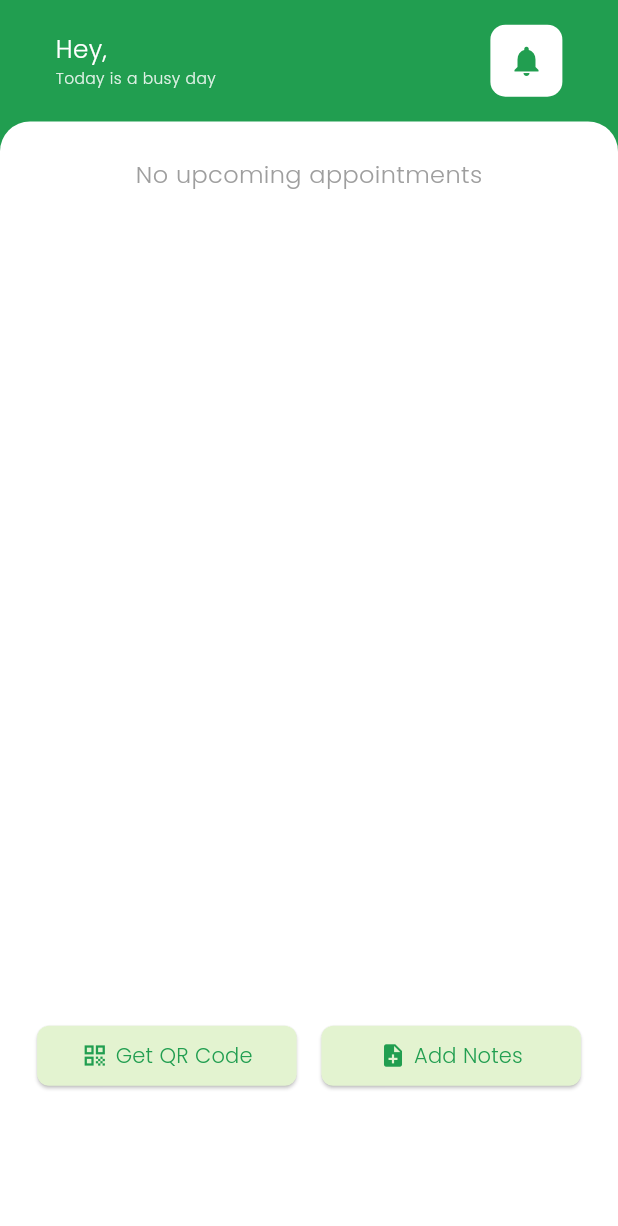
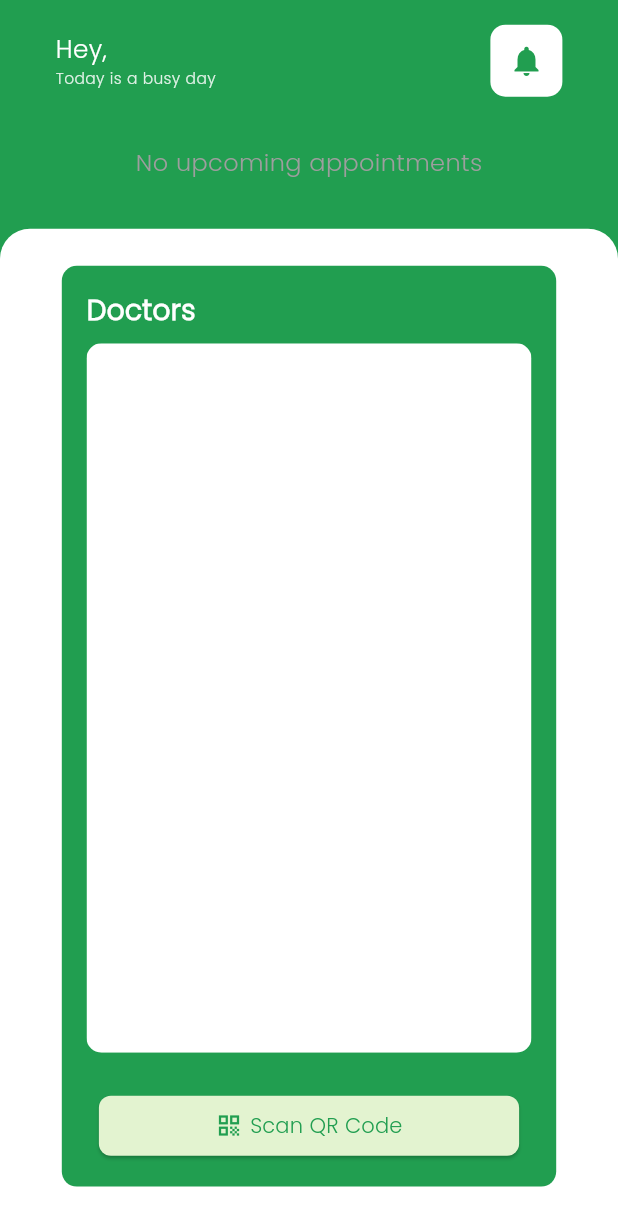
Before and after one commit to zeus0204/patient_app, a Flutter app: the Dashboard screen opened directly, on a phone screen of 412 x 824 dp. Shown: the top 1226 px of the screen. Run offline on Flutter 3.47's test engine with Material 3 defaults, Android fonts, the phone set to English and light mode, and no system bars; our stand-ins replace cloud_firestore, firebase_auth, firebase_core, flutter_carousel_widget, google_fonts, image_picker and 3 more; accounts and stored records are empty; project files that could hold a hidden picture were left out.

Commit message:
fixed ui

```diff
--- a/lib/Pages/Home/dashboard.dart
+++ b/lib/Pages/Home/dashboard.dart
@@ -9,6 +9,7 @@ import 'package:patient_app/widgets/doctor_list.dart';
 import 'package:patient_app/widgets/schedule_card.dart';
 import 'package:cloud_firestore/cloud_firestore.dart';
 import 'package:intl/intl.dart';
+import 'package:google_fonts/google_fonts.dart';
 
 class Dashboard extends StatefulWidget {
   const Dashboard({super.key});
@@ -236,30 +237,96 @@ class _DashboardState extends State<Dashboard> {
     final size = MediaQuery.of(context).size;
 
     return Scaffold(
-      backgroundColor: AppColors.primaryColor,
+      backgroundColor: const Color.fromRGBO(33, 158, 80, 1),
       body: Column(
         children: [
-          _buildHeader(size),
+          // Top Section (green)
+          Container(
+            color: const Color.fromRGBO(33, 158, 80, 1),
+            padding: EdgeInsets.all(size.width * 0.04),
+            child: Column(
+              crossAxisAlignment: CrossAxisAlignment.start,
+              children: [
+                Row(
+                  mainAxisAlignment: MainAxisAlignment.spaceBetween,
+                  children: [
+                    Padding(
+                      padding: EdgeInsets.only(left: size.width * 0.05),
+                      child: Column(
+                        crossAxisAlignment: CrossAxisAlignment.start,
+                        children: [
+                          Text(
+                            "Hey, ${user['name']}",
+                            style: GoogleFonts.poppins(
+                              fontSize: size.width * 0.04,
+                              color: Colors.white,
+                              fontWeight: FontWeight.w400,
+                            ),
+                          ),
+                          Text(
+                            "Today is a busy day",
+                            style: GoogleFonts.poppins(
+                              fontSize: size.width * 0.025,
+                              color: Colors.white.withOpacity(0.85),
+                            ),
+                          ),
+                        ],
+                      ),
+                    ),
+                    Container(
+                      margin: EdgeInsets.only(right: size.width * 0.05),
+                      decoration: BoxDecoration(
+                        color: Colors.white,
+                        borderRadius: BorderRadius.circular(10),
+                      ),
+                      child: IconButton(
+                        icon: const Icon(Icons.notifications, color: Color.fromRGBO(33, 158, 80, 1)),
+                        onPressed: () {},
+                      ),
+                    ),
+                  ],
+                ),
+                SizedBox(height: size.height * 0.02),
+                _buildScheduleCard(size),
+              ],
+            ),
+          ),
+
+          // Body Section (white with border radius)
           Expanded(
             child: Container(
               decoration: const BoxDecoration(
-                color: AppColors.white,
+                color: Colors.white,
                 borderRadius: BorderRadius.only(
-                  topLeft: Radius.circular(AppStyles.topBorderRadius),
-                  topRight: Radius.circular(AppStyles.topBorderRadius),
+                  topLeft: Radius.circular(20),
+                  topRight: Radius.circular(20),
                 ),
               ),
               child: ClipRRect(
                 borderRadius: const BorderRadius.only(
-                  topLeft: Radius.circular(AppStyles.topBorderRadius),
-                  topRight: Radius.circular(AppStyles.topBorderRadius),
+                  topLeft: Radius.circular(20),
+                  topRight: Radius.circular(20),
                 ),
-                child: SingleChildScrollView(
                 child: Column(
                   crossAxisAlignment: CrossAxisAlignment.start,
                   children: [
                     SizedBox(height: size.height * 0.01),
-                      StreamBuilder<List<Schedule>>(
+                    Expanded(
+                      child: _buildRecentRecords(size),
+                    ),
+                    SizedBox(height: size.height * 0.02),
+                  ],
+                ),
+              ),
+            ),
+          ),
+        ],
+      ),
+    );
+  }
+
+  Widget _buildScheduleCard(Size size) {
+    return StreamBuilder<List<Schedule>>(
       stream: _getSchedulesStream(),
       builder: (context, snapshot) {
         if (snapshot.connectionState == ConnectionState.waiting) {
@@ -274,12 +341,12 @@ class _DashboardState extends State<Dashboard> {
 
         final schedules = snapshot.data ?? [];
         if (schedules.isEmpty) {
-                            return const Center(
+          return Center(
             child: Padding(
-                                padding: EdgeInsets.all(16.0),
+              padding: const EdgeInsets.all(16.0),
               child: Text(
                 'No upcoming appointments',
-                                  style: TextStyle(
+                style: GoogleFonts.poppins(
                   fontSize: 16,
                   color: Colors.grey,
                 ),
@@ -295,118 +362,69 @@ class _DashboardState extends State<Dashboard> {
           appointmentId: schedules.isNotEmpty ? schedules[0].id : null,
         );
       },
+    );
+  }
+
+  Widget _buildRecentRecords(Size size) {
+    return Padding(
+      padding: EdgeInsets.symmetric(horizontal: size.width * 0.1, vertical: size.height * 0.02),
+      child: Container(
+        padding: EdgeInsets.all(size.width * 0.04),
+        decoration: BoxDecoration(
+          color: const Color.fromRGBO(33, 158, 80, 1),
+          borderRadius: BorderRadius.circular(10),
         ),
-                      SizedBox(height: size.height * 0.02),
-                      DoctorList(
-                        doctors: doctors.map((doc) => Doctor(
-                          name: doc['fullName'] ?? 'Unknown Doctor',
-                          updatedHistory: 'Last Updated: 2h ago',
-                          avatar: 'assets/images/avatar.png',
-                        )).toList(),
-                        size: size,
+        child: Column(
+          crossAxisAlignment: CrossAxisAlignment.start,
+          children: [
+            Text(
+              "Doctors",
+              style: GoogleFonts.poppins(
+                fontSize: size.width * 0.045,
+                fontWeight: FontWeight.bold,
+                color: Colors.white,
               ),
-                      SizedBox(height: size.height * 0.03),
-                      Padding(
-                        padding: EdgeInsets.symmetric(horizontal: size.width * 0.04),
-                        child: _buildActionButtons(size),
             ),
-                      SizedBox(height: size.height * 0.02),
-                    ],
+            SizedBox(height: size.height * 0.01),
+            Expanded(
+              child: ClipRRect(
+                borderRadius: BorderRadius.circular(10),
+                child: Container(
+                  color: Colors.white,
+                  child: ListView.builder(
+                    itemCount: doctors.length,
+                    itemBuilder: (context, index) {
+                      final doctor = doctors[index];
+                      return ListTile(
+                        leading: CircleAvatar(
+                          backgroundImage: AssetImage('assets/images/avatar.png'),
+                        ),
+                        title: Text(
+                          doctor['fullName'] ?? 'Unknown Doctor',
+                          style: GoogleFonts.poppins(fontSize: size.width * 0.035),
+                        ),
+                        subtitle: Text(
+                          'Last Updated: 2h ago',
+                          style: GoogleFonts.poppins(fontSize: size.width * 0.03),
+                        ),
+                        trailing: const Icon(Icons.arrow_forward_ios, size: 16, color: Colors.grey),
+                        onTap: () {},
+                      );
+                    },
                   ),
                 ),
               ),
             ),
-          ),
-        ],
-      ),
-    );
-  }
-
-  Widget _buildHeader(Size size) {
-    return Container(
-      color: AppColors.primaryColor,
-      padding: EdgeInsets.all(size.width * 0.04),
-      child: Column(
-        crossAxisAlignment: CrossAxisAlignment.start,
+            SizedBox(height: size.height * 0.03),
+            Row(
               children: [
-          Row(
-            mainAxisAlignment: MainAxisAlignment.spaceBetween,
-            children: [
-              Padding(
-                padding: EdgeInsets.only(left: size.width * 0.05),
-                child: Column(
-                  crossAxisAlignment: CrossAxisAlignment.start,
-                  children: [
-                    Text(
-                      "${AppStrings.heyUser}${user['name']}",
-                      style: TextStyle(
-                        fontSize: size.width * 0.04,
-                        color: AppColors.white,
-                        fontWeight: FontWeight.w400,
-                      ),
-                    ),
-                    Text(
-                      AppStrings.busyDay,
-                      style: TextStyle(
-                        fontSize: size.width * 0.025,
-                        color: AppColors.white.withOpacity(0.85),
-                      ),
-                    ),
-                  ],
-                ),
-              ),
-              Container(
-                margin: EdgeInsets.only(right: size.width * 0.05),
-                decoration: BoxDecoration(
-                  color: AppColors.white,
-                  borderRadius: BorderRadius.circular(10),
-                ),
-                child: IconButton(
-                  icon: Icon(Icons.notifications, color: AppColors.primaryColor),
-                  onPressed: () {
-                    // TODO: Implement notification functionality
-                  },
-                ),
-              ),
-            ],
-          ),
-        ],
-      ),
-    );
-  }
-
-  Widget _buildActionButtons(Size size) {
-    return Row(
-      children: [
-        _buildActionButton(
-          size,
-          AppStrings.getQRCode,
-          Icons.qr_code,
-          _generateQRCode,
-        ),
-        _buildActionButton(
-          size,
-          AppStrings.addNotes,
-          Icons.note_add,
-          () {},
-        ),
-      ],
-    );
-  }
-
-  Widget _buildActionButton(
-    Size size,
-    String text,
-    IconData icon,
-    VoidCallback onPressed,
-  ) {
-    return Expanded(
+                Expanded(
                   child: Padding(
                     padding: EdgeInsets.symmetric(horizontal: size.width * 0.02),
                     child: ElevatedButton(
-          onPressed: onPressed,
+                      onPressed: _generateQRCode,
                       style: ElevatedButton.styleFrom(
-            backgroundColor: AppColors.primaryLightColor,
+                        backgroundColor: const Color.fromRGBO(227, 243, 208, 1),
                         shape: RoundedRectangleBorder(
                           borderRadius: BorderRadius.circular(8),
                         ),
@@ -415,20 +433,26 @@ class _DashboardState extends State<Dashboard> {
                         child: Row(
                           mainAxisAlignment: MainAxisAlignment.center,
                           children: [
-                Icon(
-                  icon,
-                  color: AppColors.primaryColor,
+                            const Icon(
+                              Icons.qr_code,
+                              color: Color.fromRGBO(33, 158, 80, 1),
                             ),
                             const SizedBox(width: 5),
                             Text(
-                  text,
-                  style: const TextStyle(color: AppColors.primaryColor),
+                              "Scan QR Code",
+                              style: GoogleFonts.poppins(color: Color.fromRGBO(33, 158, 80, 1)),
                             ),
                           ],
                         ),
                       ),
                     ),
                   ),
+                ),
+              ],
+            )
+          ],
+        ),
+      ),
     );
   }
 }
```
Lines whose indentation alone changed are shown as unchanged.
